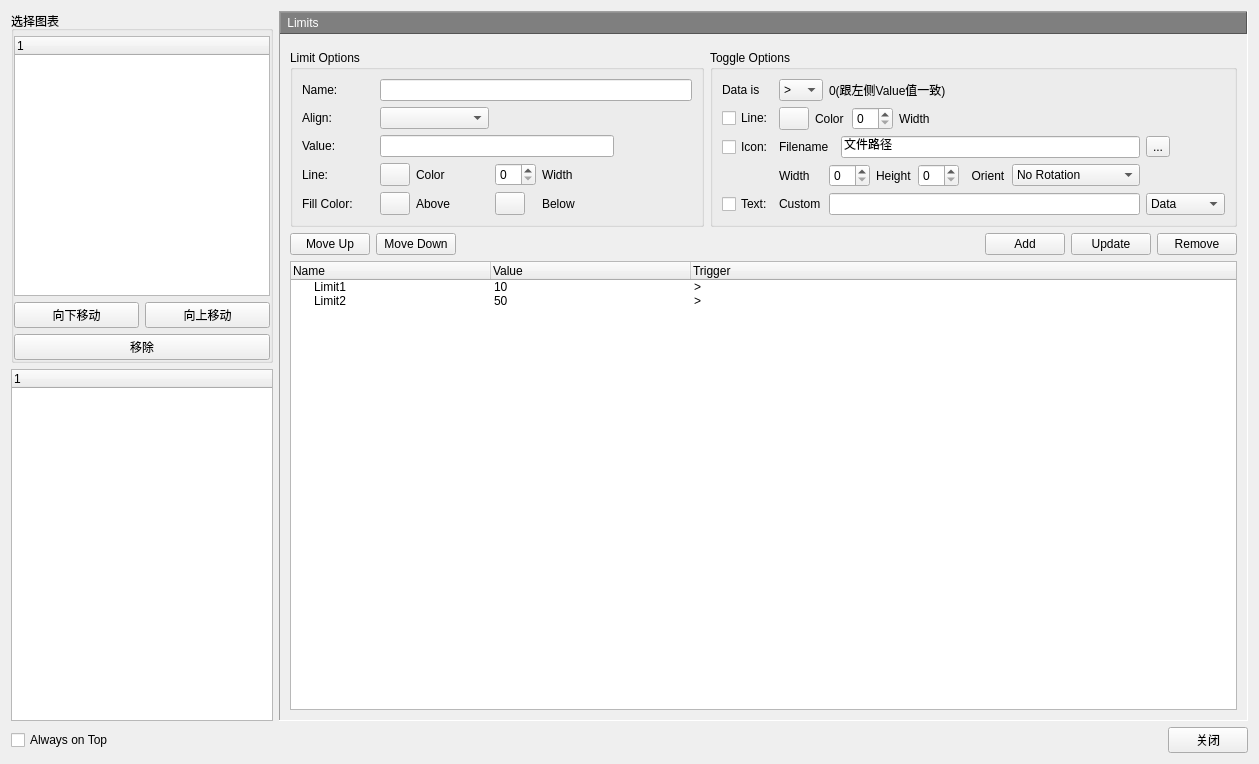
Before: the Qt Designer form PlotManager.ui in whatudone/plotxy, drawn with Qt 5.
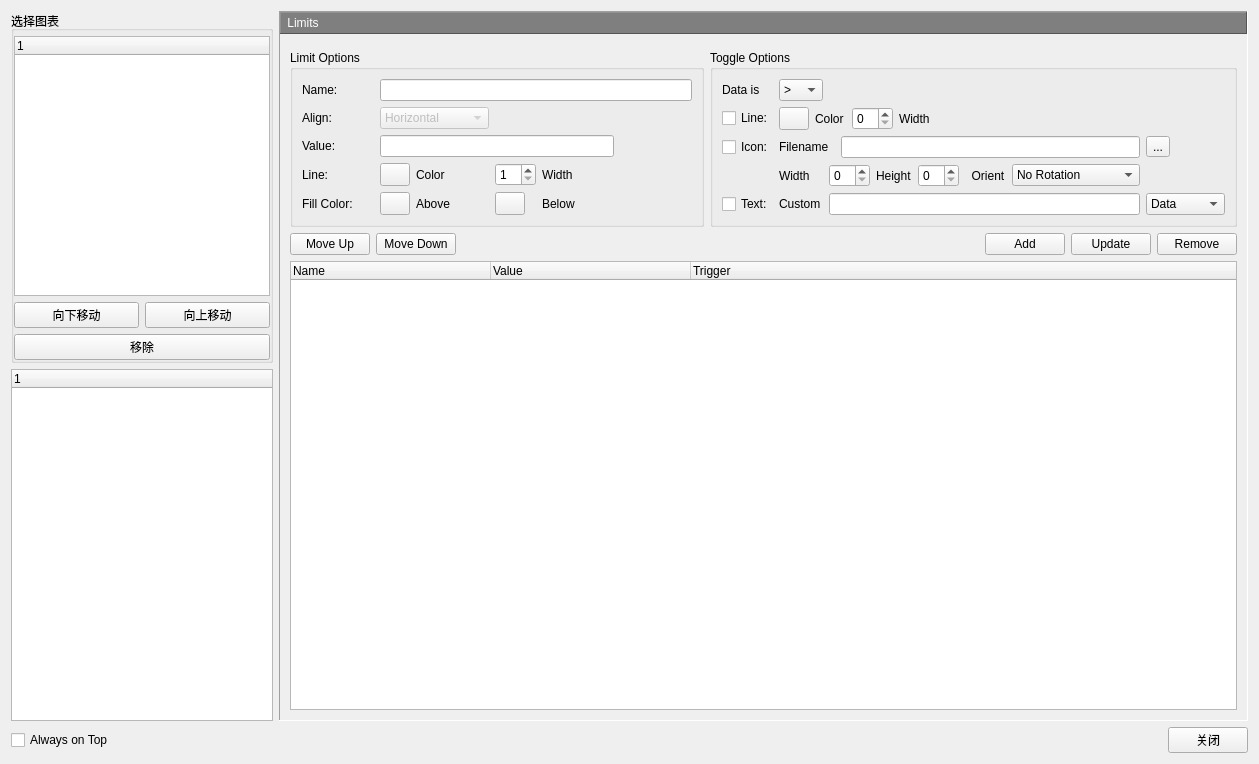
After: the same form once the commit is applied. The open tabs and pages were chosen to show the change. Custom widgets are drawn as their Qt base class.

```diff
--- a/PlotManager.ui
+++ b/PlotManager.ui
@@ -2705,7 +2705,16 @@
                    </widget>
                   </item>
                   <item row="1" column="1" colspan="2">
-                   <widget class="QComboBox" name="comboBox_7"/>
+                   <widget class="QComboBox" name="comboBoxLimitAlign">
+                    <property name="enabled">
+                     <bool>false</bool>
+                    </property>
+                    <item>
+                     <property name="text">
+                      <string>Horizontal</string>
+                     </property>
+                    </item>
+                   </widget>
                   </item>
                   <item row="2" column="0">
                    <widget class="QLabel" name="label_60">
@@ -2745,7 +2754,11 @@
                    </widget>
                   </item>
                   <item row="3" column="3">
-                   <widget class="QSpinBox" name="spinBox"/>
+                   <widget class="QSpinBox" name="spinBoxLimitLineWidth">
+                    <property name="minimum">
+                     <number>1</number>
+                    </property>
+                   </widget>
                   </item>
                   <item row="3" column="4" colspan="2">
                    <widget class="QLabel" name="label_63">
@@ -2930,7 +2943,7 @@
                   <item row="2" column="4" colspan="8">
                    <widget class="QLineEdit" name="lineEdit_40">
                     <property name="text">
-                     <string>文件路径</string>
+                     <string/>
                     </property>
                    </widget>
                   </item>
@@ -3061,7 +3074,7 @@
                   <item row="0" column="3" colspan="7">
                    <widget class="QLabel" name="label_65">
                     <property name="text">
-                     <string>0(跟左侧Value值一致)</string>
+                     <string/>
                     </property>
                    </widget>
                   </item>
@@ -3149,28 +3162,6 @@
                <string/>
               </property>
              </column>
-             <item>
-              <property name="text">
-               <string>Limit1</string>
-              </property>
-              <property name="text">
-               <string>10</string>
-              </property>
-              <property name="text">
-               <string>&gt;</string>
-              </property>
-             </item>
-             <item>
-              <property name="text">
-               <string>Limit2</string>
-              </property>
-              <property name="text">
-               <string>50</string>
-              </property>
-              <property name="text">
-               <string>&gt;</string>
-              </property>
-             </item>
             </widget>
            </item>
           </layout>
```
Left out of the diff: 20 changed lines with no effect on the pictures.
